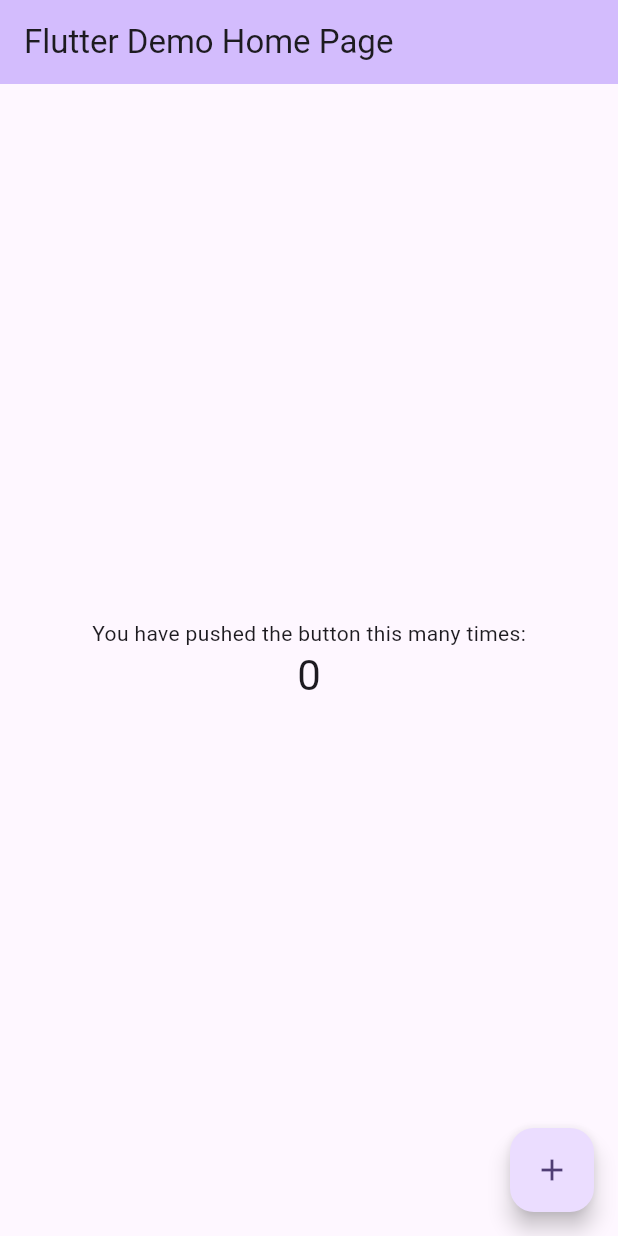
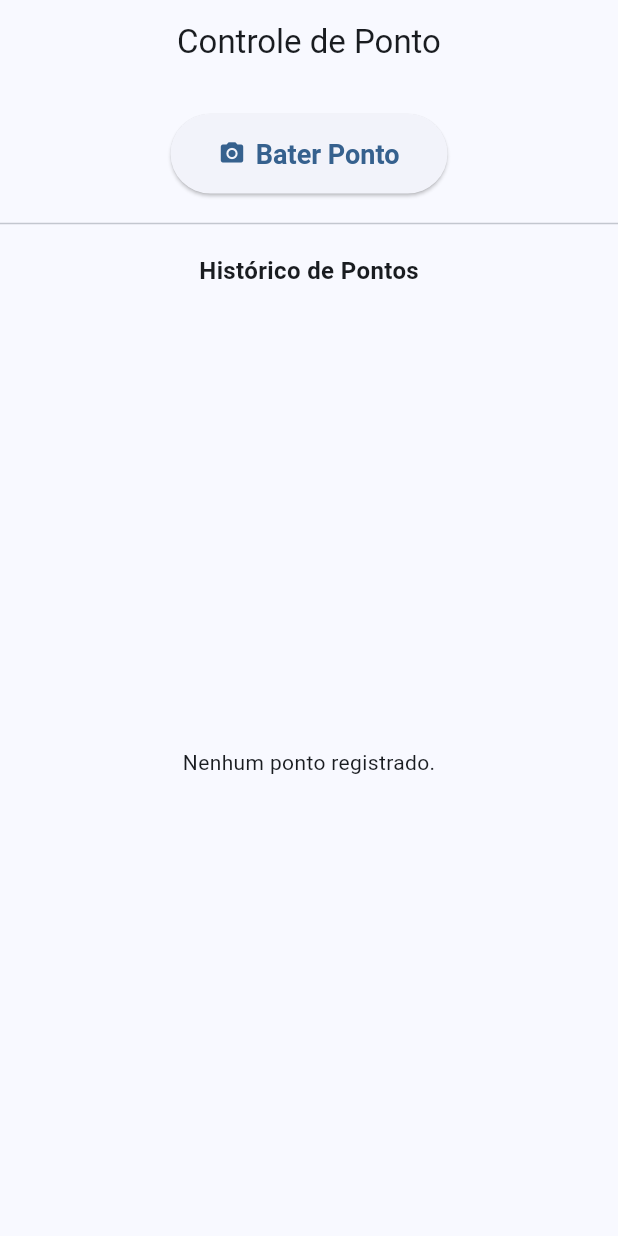
Before and after one commit to AllanMicuanski/PEX-mobile, a Flutter app: the screen it shows after launch, on a phone screen of 412 x 824 dp. Run offline on Flutter 3.47's test engine with Material 3 defaults, Android fonts, the phone set to English and light mode, and no system bars; our stand-ins replace geolocator, image_picker.

Commit message:
feat: add camera and geolocation integration

```diff
--- a/lib/main.dart
+++ b/lib/main.dart
@@ -1,122 +1,21 @@
 import 'package:flutter/material.dart';
-
-void main() {
-  runApp(const MyApp());
+import 'screens/home_screen.dart';void main() {
+  runApp(const PontoApp());
 }
 
-class MyApp extends StatelessWidget {
-  const MyApp({super.key});
+class PontoApp extends StatelessWidget {
+  const PontoApp({super.key});
 
-  // This widget is the root of your application.
   @override
   Widget build(BuildContext context) {
     return MaterialApp(
-      title: 'Flutter Demo',
+      title: 'Controle de Ponto',
+      debugShowCheckedModeBanner: false,
       theme: ThemeData(
-        // This is the theme of your application.
-        //
-        // TRY THIS: Try running your application with "flutter run". You'll see
-        // the application has a purple toolbar. Then, without quitting the app,
-        // try changing the seedColor in the colorScheme below to Colors.green
-        // and then invoke "hot reload" (save your changes or press the "hot
-        // reload" button in a Flutter-supported IDE, or press "r" if you used
-        // the command line to start the app).
-        //
-        // Notice that the counter didn't reset back to zero; the application
-        // state is not lost during the reload. To reset the state, use hot
-        // restart instead.
-        //
-        // This works for code too, not just values: Most code changes can be
-        // tested with just a hot reload.
-        colorScheme: .fromSeed(seedColor: Colors.deepPurple),
+        colorScheme: ColorScheme.fromSeed(seedColor: Colors.blue),
+        useMaterial3: true,
       ),
-      home: const MyHomePage(title: 'Flutter Demo Home Page'),
+      home: const HomeScreen(),
     );
   }
 }
-
-class MyHomePage extends StatefulWidget {
-  const MyHomePage({super.key, required this.title});
-
-  // This widget is the home page of your application. It is stateful, meaning
-  // that it has a State object (defined below) that contains fields that affect
-  // how it looks.
-
-  // This class is the configuration for the state. It holds the values (in this
-  // case the title) provided by the parent (in this case the App widget) and
-  // used by the build method of the State. Fields in a Widget subclass are
-  // always marked "final".
-
-  final String title;
-
-  @override
-  State<MyHomePage> createState() => _MyHomePageState();
-}
-
-class _MyHomePageState extends State<MyHomePage> {
-  int _counter = 0;
-
-  void _incrementCounter() {
-    setState(() {
-      // This call to setState tells the Flutter framework that something has
-      // changed in this State, which causes it to rerun the build method below
-      // so that the display can reflect the updated values. If we changed
-      // _counter without calling setState(), then the build method would not be
-      // called again, and so nothing would appear to happen.
-      _counter++;
-    });
-  }
-
-  @override
-  Widget build(BuildContext context) {
-    // This method is rerun every time setState is called, for instance as done
-    // by the _incrementCounter method above.
-    //
-    // The Flutter framework has been optimized to make rerunning build methods
-    // fast, so that you can just rebuild anything that needs updating rather
-    // than having to individually change instances of widgets.
-    return Scaffold(
-      appBar: AppBar(
-        // TRY THIS: Try changing the color here to a specific color (to
-        // Colors.amber, perhaps?) and trigger a hot reload to see the AppBar
-        // change color while the other colors stay the same.
-        backgroundColor: Theme.of(context).colorScheme.inversePrimary,
-        // Here we take the value from the MyHomePage object that was created by
-        // the App.build method, and use it to set our appbar title.
-        title: Text(widget.title),
-      ),
-      body: Center(
-        // Center is a layout widget. It takes a single child and positions it
-        // in the middle of the parent.
-        child: Column(
-          // Column is also a layout widget. It takes a list of children and
-          // arranges them vertically. By default, it sizes itself to fit its
-          // children horizontally, and tries to be as tall as its parent.
-          //
-          // Column has various properties to control how it sizes itself and
-          // how it positions its children. Here we use mainAxisAlignment to
-          // center the children vertically; the main axis here is the vertical
-          // axis because Columns are vertical (the cross axis would be
-          // horizontal).
-          //
-          // TRY THIS: Invoke "debug painting" (choose the "Toggle Debug Paint"
-          // action in the IDE, or press "p" in the console), to see the
-          // wireframe for each widget.
-          mainAxisAlignment: .center,
-          children: [
-            const Text('You have pushed the button this many times:'),
-            Text(
-              '$_counter',
-              style: Theme.of(context).textTheme.headlineMedium,
-            ),
-          ],
-        ),
-      ),
-      floatingActionButton: FloatingActionButton(
-        onPressed: _incrementCounter,
-        tooltip: 'Increment',
-        child: const Icon(Icons.add),
-      ),
-    );
-  }
-}
--- /dev/null
+++ b/lib/models/ponto.dart
@@ -0,0 +1,15 @@
+class Ponto {
+  final String id;
+  final DateTime dataHora;
+  final String? fotoPath;
+  final double? latitude;
+  final double? longitude;
+
+  Ponto({
+    required this.id,
+    required this.dataHora,
+    this.fotoPath,
+    this.latitude,
+    this.longitude,
+  });
+}
--- /dev/null
+++ b/lib/screens/home_screen.dart
@@ -0,0 +1,140 @@
+import 'dart:io';
+import 'package:flutter/material.dart';
+import 'package:intl/intl.dart';
+import 'package:geolocator/geolocator.dart';
+import '../models/ponto.dart';
+import '../services/ponto_service.dart';
+import '../services/camera_service.dart';
+import '../services/location_service.dart';
+
+class HomeScreen extends StatefulWidget {
+  const HomeScreen({super.key});
+
+  @override
+  State<HomeScreen> createState() => _HomeScreenState();
+}
+
+class _HomeScreenState extends State<HomeScreen> {
+  final PontoService _pontoService = PontoService();
+  final CameraService _cameraService = CameraService();
+  final LocationService _locationService = LocationService();
+  bool _isProcessing = false;
+
+  Future<void> _baterPonto() async {
+    setState(() => _isProcessing = true);
+
+    try {
+      // 1. Obter Localização
+      final Position? position = await _locationService.obterLocalizacaoAtual();
+
+      if (position == null) {
+        throw Exception('Não foi possível obter a localização.');
+      }
+
+      // 2. Capturar a foto
+      final String? path = await _cameraService.tirarFoto();
+
+      // 3. Tratar caso o usuário cancele a captura
+      if (path == null) {
+        if (mounted) {
+          ScaffoldMessenger.of(context).showSnackBar(
+            const SnackBar(content: Text('Captura de foto cancelada.')),
+          );
+        }
+        return;
+      }
+
+      // 4. Registrar o ponto com dados reais
+      final novoPonto = Ponto(
+        id: DateTime.now().millisecondsSinceEpoch.toString(),
+        dataHora: DateTime.now(),
+        fotoPath: path,
+        latitude: position.latitude,
+        longitude: position.longitude,
+      );
+
+      setState(() {
+        _pontoService.registrarPonto(novoPonto);
+      });
+
+      if (mounted) {
+        ScaffoldMessenger.of(context).showSnackBar(
+          const SnackBar(content: Text('Ponto registrado com sucesso!')),
+        );
+      }
+    } catch (e) {
+      if (mounted) {
+        ScaffoldMessenger.of(context).showSnackBar(
+          SnackBar(
+            content: Text(e.toString().replaceAll('Exception: ', '')),
+            backgroundColor: Colors.red,
+          ),
+        );
+      }
+    } finally {
+      if (mounted) {
+        setState(() => _isProcessing = false);
+      }
+    }
+  }
+
+  @override
+  Widget build(BuildContext context) {
+    final pontos = _pontoService.pontos;
+
+    return Scaffold(
+      appBar: AppBar(
+        title: const Text('Controle de Ponto'),
+        centerTitle: true,
+      ),
+      body: Column(
+        children: [
+          const SizedBox(height: 20),
+          Center(
+            child: _isProcessing
+                ? const CircularProgressIndicator()
+                : ElevatedButton.icon(
+                    onPressed: _baterPonto,
+                    icon: const Icon(Icons.camera_alt),
+                    label: const Text('Bater Ponto'),
+                    style: ElevatedButton.styleFrom(
+                      padding: const EdgeInsets.symmetric(horizontal: 32, vertical: 16),
+                      textStyle: const TextStyle(fontSize: 18, fontWeight: FontWeight.bold),
+                    ),
+                  ),
+          ),
+          const Divider(height: 40),
+          const Text(
+            'Histórico de Pontos',
+            style: TextStyle(fontSize: 16, fontWeight: FontWeight.bold),
+          ),
+          Expanded(
+            child: pontos.isEmpty
+                ? const Center(child: Text('Nenhum ponto registrado.'))
+                : ListView.builder(
+                    itemCount: pontos.length,
+                    itemBuilder: (context, index) {
+                      final ponto = pontos[index];
+                      return ListTile(
+                        leading: ponto.fotoPath != null
+                            ? ClipRRect(
+                                borderRadius: BorderRadius.circular(4),
+                                child: Image.file(
+                                  File(ponto.fotoPath!),
+                                  width: 50,
+                                  height: 50,
+                                  fit: BoxFit.cover,
+                                ),
+                              )
+                            : const Icon(Icons.access_time),
+                        title: Text(DateFormat('dd/MM/yyyy - HH:mm:ss').format(ponto.dataHora)),
+                        subtitle: Text('Lat: ${ponto.latitude?.toStringAsFixed(4)}, Long: ${ponto.longitude?.toStringAsFixed(4)}'),
+                      );
+                    },
+                  ),
+          ),
+        ],
+      ),
+    );
+  }
+}
--- /dev/null
+++ b/lib/services/ponto_service.dart
@@ -0,0 +1,11 @@
+import '../models/ponto.dart';
+
+class PontoService {
+  final List<Ponto> _pontos = [];
+
+  List<Ponto> get pontos => List.unmodifiable(_pontos);
+
+  void registrarPonto(Ponto ponto) {
+    _pontos.insert(0, ponto); // Adiciona no início da lista
+  }
+}
--- a/pubspec.yaml
+++ b/pubspec.yaml
@@ -34,6 +34,9 @@ dependencies:
   # The following adds the Cupertino Icons font to your application.
   # Use with the CupertinoIcons class for iOS style icons.
   cupertino_icons: ^1.0.8
+  intl: ^0.19.0
+  image_picker: ^1.1.2
+  geolocator: ^13.0.1
 
 dev_dependencies:
   flutter_test:
```
Also changed, not shown: lib/services/camera_service.dart (added, +20 -0 lines), lib/services/location_service.dart (added, +30 -0 lines), pubspec.lock.
